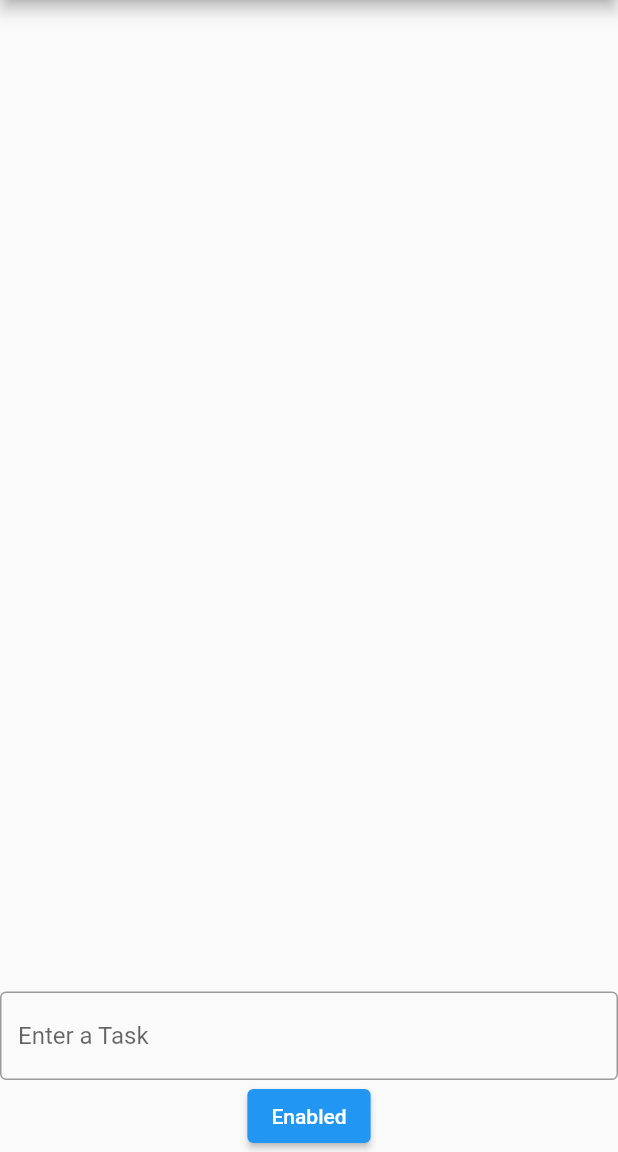
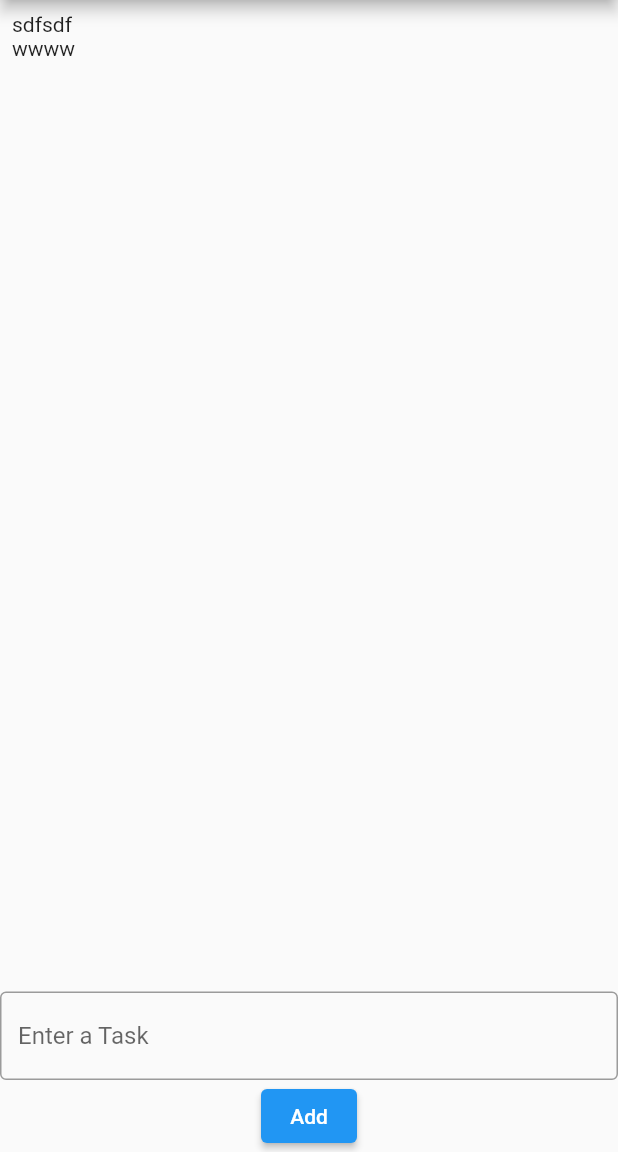
Before and after one commit to spapbp/randomPicker, a Flutter app: the screen it shows after launch, on a phone screen of 412 x 824 dp, the part 84-1236 px from its top. Run offline on Flutter 3.47's test engine with Material 2 defaults, Android fonts, the light colour scheme and no system bars.

Commit message:
list and displays

```diff
--- a/lib/main.dart
+++ b/lib/main.dart
@@ -26,7 +26,7 @@ class MyHomePage extends StatefulWidget {
 
 class _MyHomePageState extends State<MyHomePage> {
   String task = "";
-  List<String> tasks = [];
+  List<String> tasks = ["sdfsdf", "wwww"];
 
   Widget _buildPopupDialog(BuildContext context) {
     return AlertDialog(
@@ -61,8 +61,7 @@ class _MyHomePageState extends State<MyHomePage> {
               padding: const EdgeInsets.all(8),
               itemCount: tasks.length,
               itemBuilder: (BuildContext context, int index) {
-                return Container(
-                    height: 50, child: Center(child: Text('$tasks[index]}')));
+                return new Text(tasks[index]);
               },
             )),
             TextField(
@@ -73,14 +72,10 @@ class _MyHomePageState extends State<MyHomePage> {
                     border: OutlineInputBorder(), hintText: 'Enter a Task')),
             ElevatedButton(
                 onPressed: () {
-                  // showDialog(
-                  //   context: context,
-                  //   builder: (BuildContext context) =>
-                  //       _buildPopupDialog(context),
-                  // );
                   tasks.add(task);
+                  setState(() {});
                 },
-                child: const Text("Enabled"))
+                child: const Text("Add"))
           ],
         ),
       ),
```
